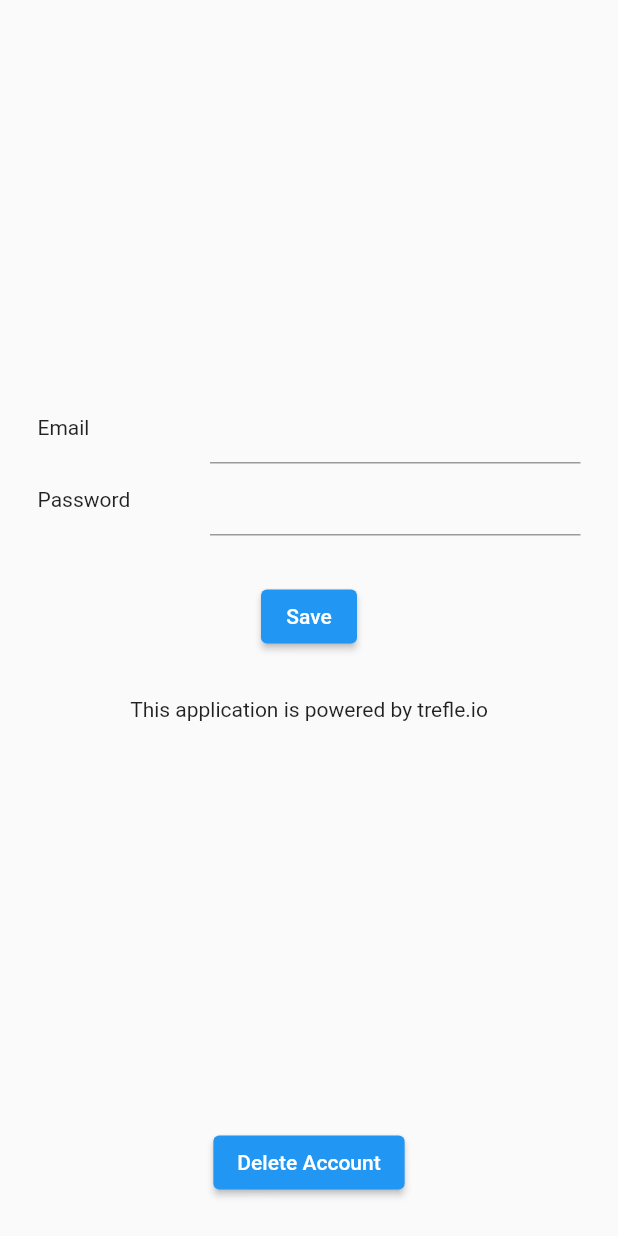
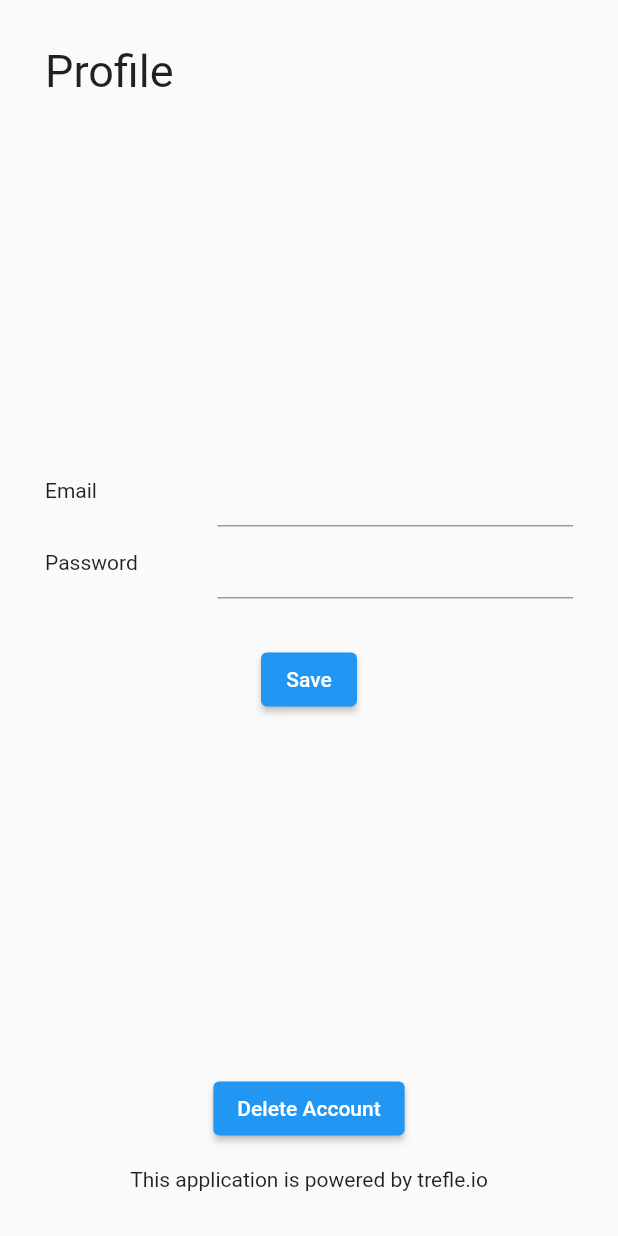
Before and after one commit to Brenden-Smith/gro, a Flutter app: the Profile screen opened directly, on a phone screen of 412 x 824 dp. Run offline on Flutter 3.47's test engine with Material 2 defaults, Android fonts, the light colour scheme and no system bars; our stand-ins replace cloud_firestore, firebase_auth, firebase_core, google_sign_in; accounts and stored records are empty.

Commit message:
Update profile.dart

```diff
--- a/gro/lib/screens/profile.dart
+++ b/gro/lib/screens/profile.dart
@@ -91,12 +91,18 @@ class _ProfileState extends State<Profile> {
       body: SingleChildScrollView(
         child: Container(
           height: mediaQuery.size.height - mediaQuery.padding.top,
-          padding: EdgeInsets.all(25),
+          width: mediaQuery.size.width,
+          padding: const EdgeInsets.all(30),
           child: Column(
             mainAxisAlignment: MainAxisAlignment.center,
             crossAxisAlignment: CrossAxisAlignment.center,
             children: <Widget>[
-              Spacer(),
+              SizedBox(height: mediaQuery.padding.top),
+              Container(
+                width: mediaQuery.size.width,
+                child: Text("Profile", textAlign: TextAlign.left, style: TextStyle(fontSize: 30)),
+              ),
+              Spacer(flex: 10),
               Form(
                 child: Column(
                   children: <Widget>[
@@ -144,15 +150,14 @@ class _ProfileState extends State<Profile> {
                 child: Text("Save"),
                 onPressed: () {},
               ),
-              SizedBox(height: 30),
-              Container(
-                height: 50,
-                child: Text("This application is powered by trefle.io")
-              ),
-              Spacer(),
+              Spacer(flex: 10),
               ElevatedButton(
                 child: Text("Delete Account"),
                 onPressed: () {},
+              ),
+              SizedBox(height: 15),
+              Container(
+                child: Text("This application is powered by trefle.io")
               ),
             ],
           ),
```
